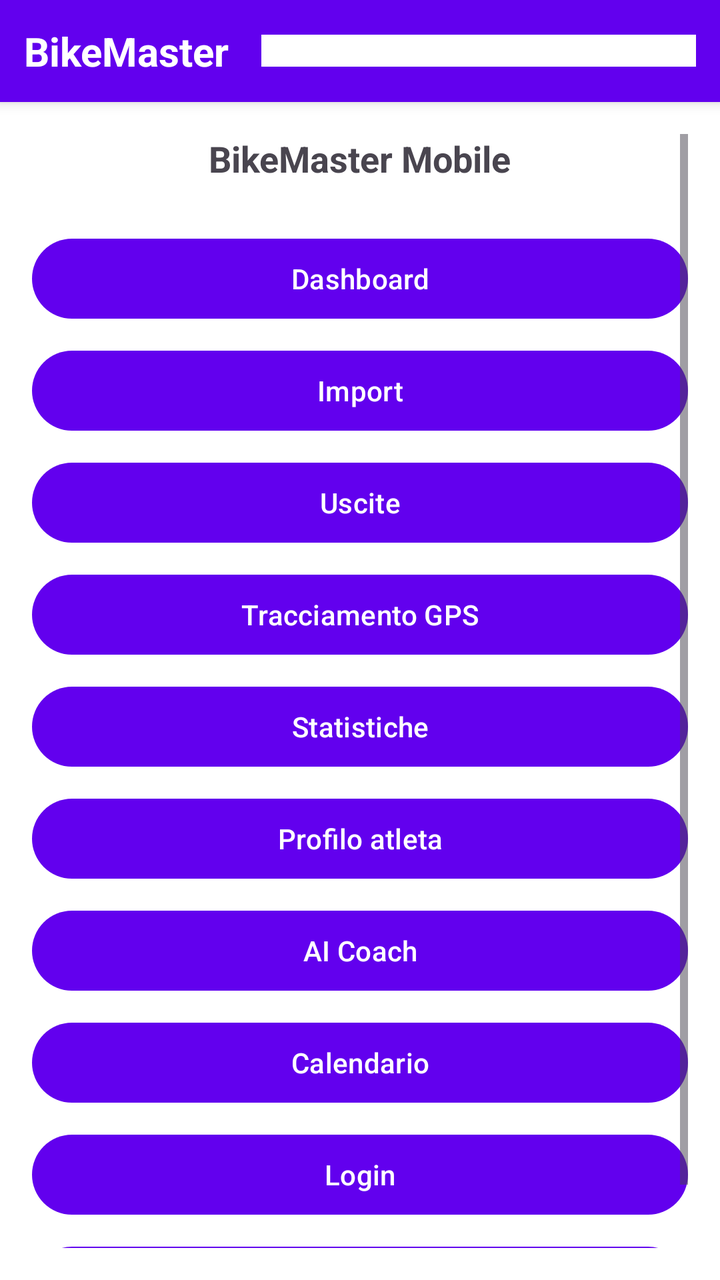
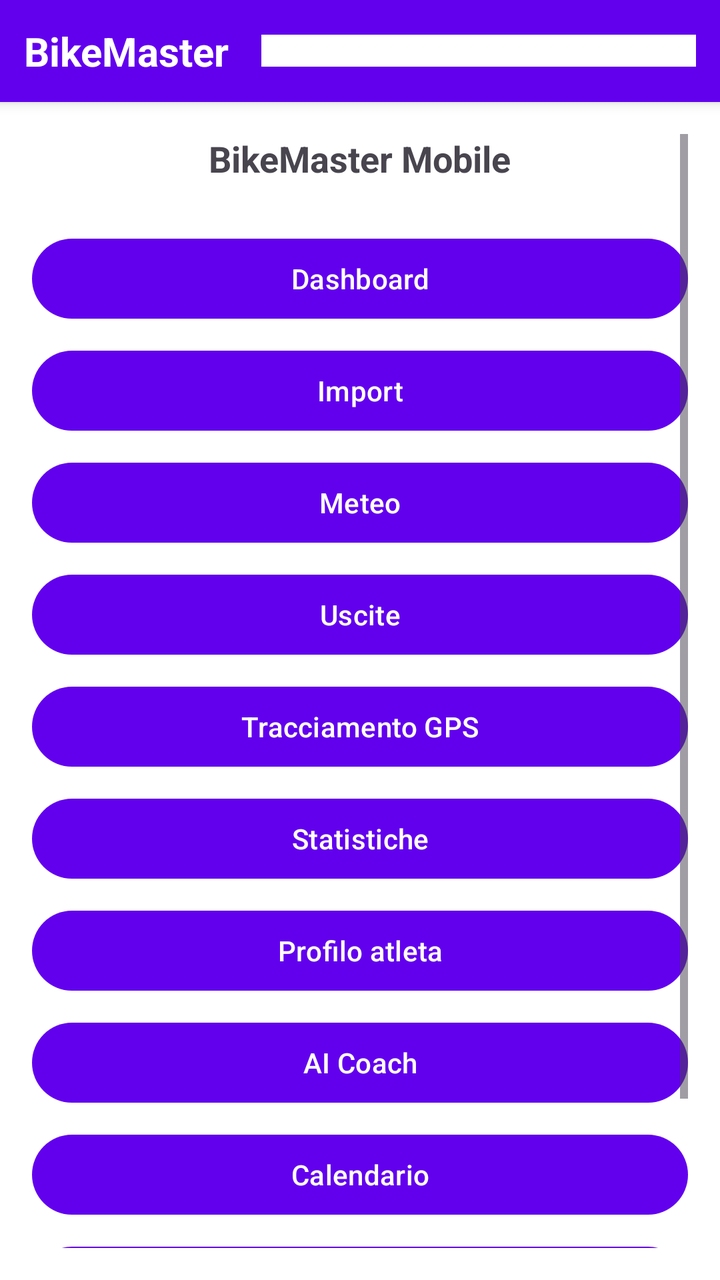

Two renders of the same Android screen: before a commit and after it. Below are the layout's source before the change and the commit's diff.
<!-- AndroidManifest.xml: application theme AppTheme -->
<!-- res/layout/activity_main.xml -->
<?xml version="1.0" encoding="utf-8"?>
<LinearLayout xmlns:android="http://schemas.android.com/apk/res/android"
    android:layout_width="match_parent"
    android:layout_height="match_parent"
    android:orientation="vertical"
    android:background="@android:color/white">

    <LinearLayout
        android:layout_width="match_parent"
        android:layout_height="wrap_content"
        android:orientation="horizontal"
        android:gravity="center_vertical"
        android:padding="12dp"
        android:background="?attr/colorPrimary"
        android:elevation="4dp">

        <TextView
            android:layout_width="wrap_content"
            android:layout_height="wrap_content"
            android:text="@string/app_name"
            android:textColor="@android:color/white"
            android:textSize="20sp"
            android:textStyle="bold"
            android:layout_weight="0" />

        <Spinner
            android:id="@+id/nav_spinner"
            android:layout_width="0dp"
            android:layout_height="wrap_content"
            android:layout_marginStart="16dp"
            android:layout_weight="1"
            android:background="@android:color/white"
            android:padding="8dp"
            android:spinnerMode="dropdown" />
    </LinearLayout>

    <ScrollView
        android:layout_width="match_parent"
        android:layout_height="match_parent"
        android:padding="16dp">

        <LinearLayout
            android:layout_width="match_parent"
            android:layout_height="wrap_content"
            android:orientation="vertical"
            android:gravity="center_horizontal">

            <TextView
                android:layout_width="wrap_content"
                android:layout_height="wrap_content"
                android:text="BikeMaster Mobile"
                android:textSize="18sp"
                android:textStyle="bold"
                android:layout_marginBottom="24dp" />

            <Button
                android:id="@+id/btn_dashboard"
                android:layout_width="match_parent"
                android:layout_height="wrap_content"
                android:text="Dashboard"
                android:layout_marginBottom="8dp" />

            <Button
                android:id="@+id/btn_import"
                android:layout_width="match_parent"
                android:layout_height="wrap_content"
                android:text="@string/import_data"
                android:layout_marginBottom="8dp" />

            <Button
                android:id="@+id/btn_rides"
                android:layout_width="match_parent"
                android:layout_height="wrap_content"
                android:text="@string/rides"
                android:layout_marginBottom="8dp" />

            <Button
                android:id="@+id/btn_tracking"
                android:layout_width="match_parent"
                android:layout_height="wrap_content"
                android:text="@string/tracking"
                android:layout_marginBottom="8dp" />

            <Button
                android:id="@+id/btn_stats"
                android:layout_width="match_parent"
                android:layout_height="wrap_content"
                android:text="@string/statistics"
                android:layout_marginBottom="8dp" />

            <Button
                android:id="@+id/btn_athlete"
                android:layout_width="match_parent"
                android:layout_height="wrap_content"
                android:text="@string/profile"
                android:layout_marginBottom="8dp" />

            <Button
                android:id="@+id/btn_coach"
                android:layout_width="match_parent"
                android:layout_height="wrap_content"
                android:text="@string/coach"
                android:layout_marginBottom="8dp" />

            <Button
                android:id="@+id/btn_calendar"
                android:layout_width="match_parent"
                android:layout_height="wrap_content"
                android:text="@string/calendar"
                android:layout_marginBottom="8dp" />

            <Button
                android:id="@+id/btn_login"
                android:layout_width="match_parent"
                android:layout_height="wrap_content"
                android:text="@string/login"
                android:layout_marginBottom="8dp" />

            <Button
                android:id="@+id/btn_settings"
                android:layout_width="match_parent"
                android:layout_height="wrap_content"
                android:text="@string/settings"
                android:layout_marginBottom="8dp" />

        </LinearLayout>
    </ScrollView>

</LinearLayout>
<!-- resources referenced by this layout -->
<resources>
  <string name="app_name">BikeMaster</string>
  <string name="calendar">Calendario</string>
  <string name="coach">AI Coach</string>
  <string name="import_data">Import</string>
  <string name="login">Login</string>
  <string name="profile">Profilo atleta</string>
  <string name="rides">Uscite</string>
  <string name="settings">Impostazioni</string>
  <string name="statistics">Statistiche</string>
  <string name="tracking">Tracciamento GPS</string>
  <style name="AppTheme" parent="Base.Theme.BikeMaster" />
  <style name="Base.Theme.BikeMaster" parent="Theme.Material3.DayNight.NoActionBar">
          <item name="colorPrimary">@color/purple_500</item>
          <item name="colorPrimaryVariant">@color/purple_700</item>
          <item name="colorOnPrimary">@color/white</item>
          <item name="colorSecondary">@color/teal_200</item>
          <item name="colorSecondaryVariant">@color/teal_700</item>
          <item name="android:statusBarColor" tools:targetApi="l">?attr/colorPrimaryVariant</item>
      </style>
  <color name="purple_500">#FF6200EE</color>
  <color name="purple_700">#FF3700B3</color>
  <color name="white">#FFFFFFFF</color>
  <color name="teal_200">#FF03DAC5</color>
  <color name="teal_700">#FF018786</color>
</resources>

<!-- the commit's change to res/layout/activity_main.xml (unified diff, before → after) -->
@@ -68,6 +68,13 @@
                 android:layout_marginBottom="8dp" />
 
             <Button
+                android:id="@+id/btn_weather"
+                android:layout_width="match_parent"
+                android:layout_height="wrap_content"
+                android:text="Meteo"
+                android:layout_marginBottom="8dp" />
+
+            <Button
                 android:id="@+id/btn_rides"
                 android:layout_width="match_parent"
                 android:layout_height="wrap_content"
